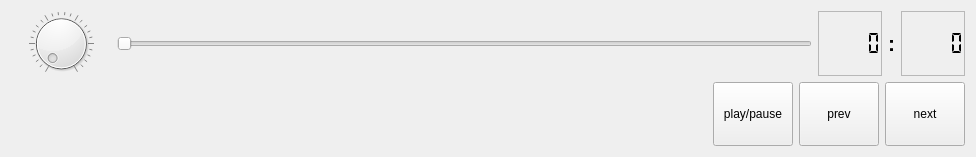
tiagotobias2003/player-music, file controls.ui: the form before one commit.
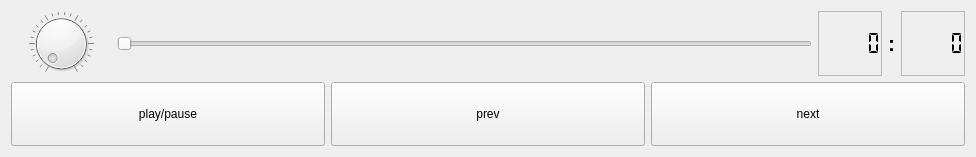
The form after the commit.

```diff
--- a/controls.ui
+++ b/controls.ui
@@ -126,19 +126,6 @@
    </item>
    <item>
     <layout class="QHBoxLayout" name="horizontalLayout_3">
-     <item>
-      <spacer name="horizontalSpacer">
-       <property name="orientation">
-        <enum>Qt::Horizontal</enum>
-       </property>
-       <property name="sizeHint" stdset="0">
-        <size>
-         <width>40</width>
-         <height>20</height>
-        </size>
-       </property>
-      </spacer>
-     </item>
      <item>
       <layout class="QHBoxLayout" name="horizontalLayout">
        <property name="sizeConstraint">
```
